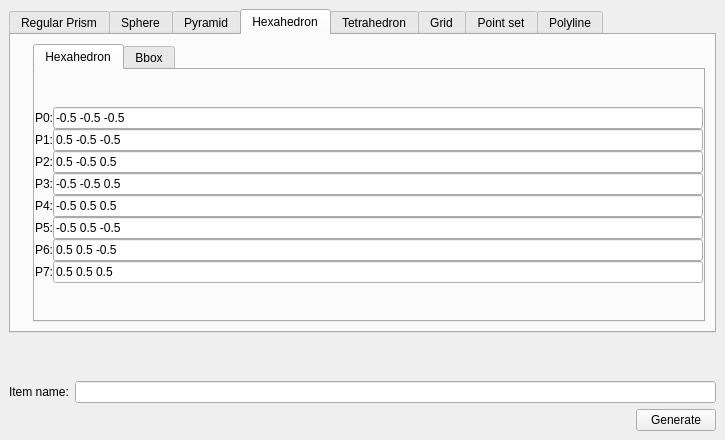
CGAL/cgal, file Polyhedron/demo/Polyhedron/Plugins/PCA/Basic_generator_widget.ui: the form before one commit.
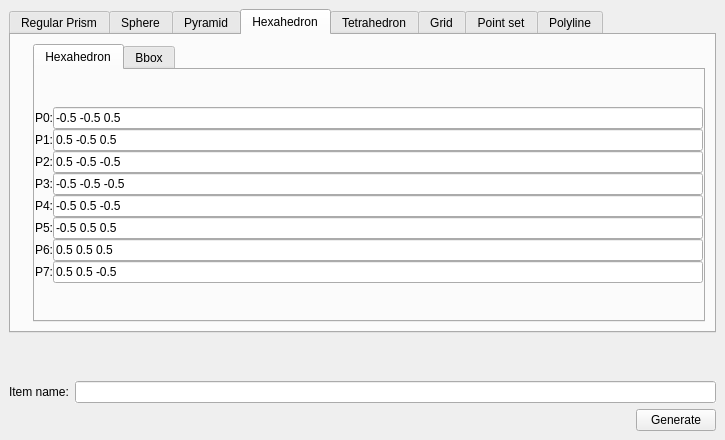
The form after the commit. The open tabs and pages were chosen to show the change. Icons and pictures are not drawn.

Commit message: Fix hexahedron vertices order and default value.

```diff
--- a/Polyhedron/demo/Polyhedron/Plugins/PCA/Basic_generator_widget.ui
+++ b/Polyhedron/demo/Polyhedron/Plugins/PCA/Basic_generator_widget.ui
@@ -670,56 +670,56 @@
                 <item row="0" column="1">
                  <widget class="QLineEdit" name="cubeP0">
                   <property name="text">
-                   <string>-0.5 -0.5 -0.5</string>
+                   <string>-0.5 -0.5 0.5</string>
                   </property>
                  </widget>
                 </item>
                 <item row="1" column="1">
                  <widget class="QLineEdit" name="cubeP1">
                   <property name="text">
-                   <string>0.5 -0.5 -0.5</string>
+                   <string>0.5 -0.5 0.5</string>
                   </property>
                  </widget>
                 </item>
                 <item row="2" column="1">
                  <widget class="QLineEdit" name="cubeP2">
                   <property name="text">
-                   <string>0.5 -0.5 0.5</string>
+                   <string>0.5 -0.5 -0.5</string>
                   </property>
                  </widget>
                 </item>
                 <item row="3" column="1">
                  <widget class="QLineEdit" name="cubeP3">
                   <property name="text">
-                   <string>-0.5 -0.5 0.5</string>
+                   <string>-0.5 -0.5 -0.5</string>
                   </property>
                  </widget>
                 </item>
                 <item row="4" column="1">
                  <widget class="QLineEdit" name="cubeP4">
                   <property name="text">
-                   <string>-0.5 0.5 0.5</string>
+                   <string>-0.5 0.5 -0.5</string>
                   </property>
                  </widget>
                 </item>
                 <item row="5" column="1">
                  <widget class="QLineEdit" name="cubeP5">
                   <property name="text">
-                   <string>-0.5 0.5 -0.5</string>
+                   <string>-0.5 0.5 0.5</string>
                   </property>
                  </widget>
                 </item>
                 <item row="6" column="1">
                  <widget class="QLineEdit" name="cubeP6">
                   <property name="text">
-                   <string>0.5 0.5 -0.5</string>
+                   <string>0.5 0.5 0.5</string>
                   </property>
                  </widget>
                 </item>
                 <item row="7" column="1">
                  <widget class="QLineEdit" name="cubeP7">
                   <property name="text">
-                   <string>0.5 0.5 0.5</string>
+                   <string>0.5 0.5 -0.5</string>
                   </property>
                  </widget>
                 </item>
```
Left out of the diff: 9 changed lines with no effect on the pictures. The commit also changes 1 other file.
